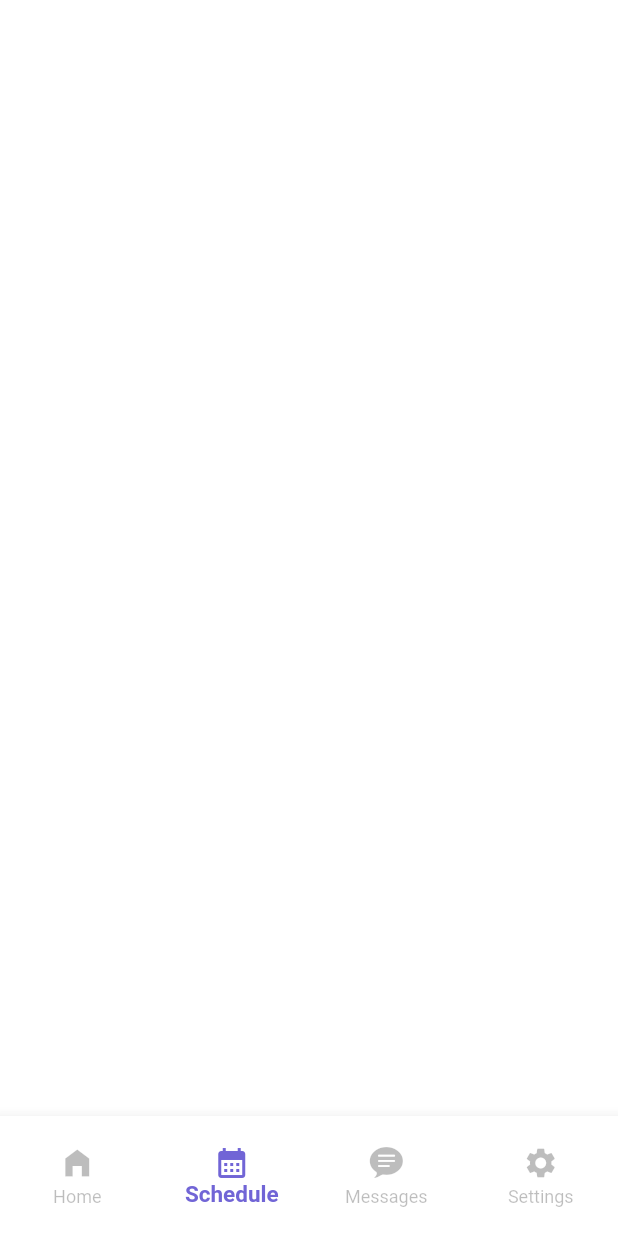
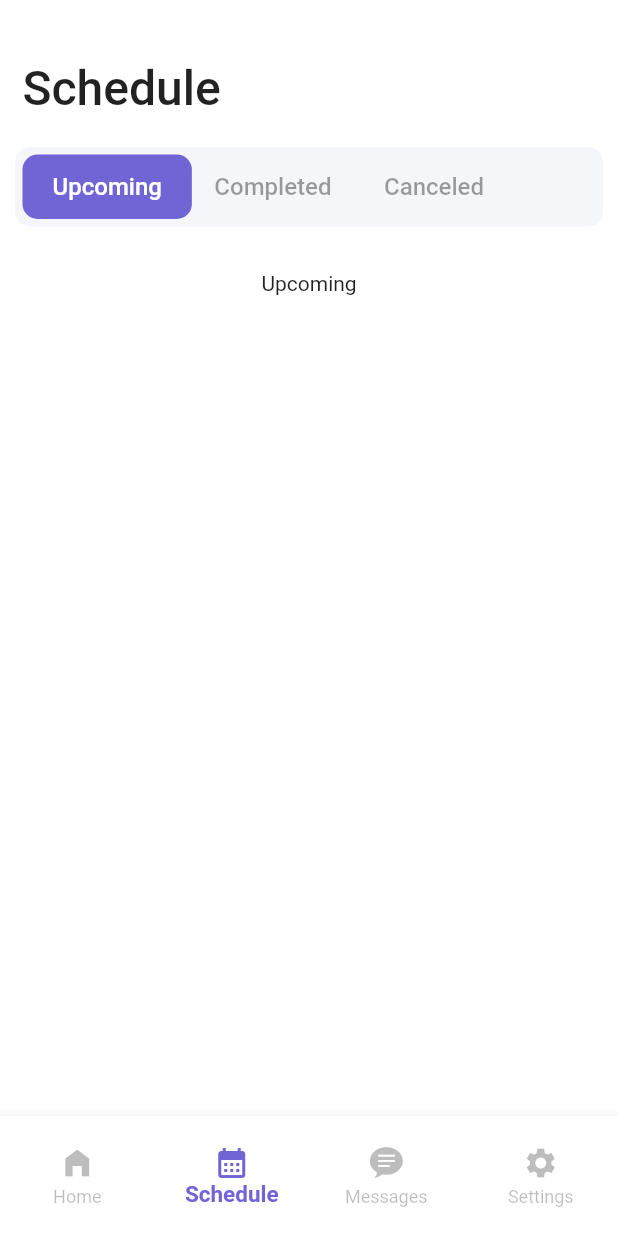
Before and after one commit to Mohamed-Oulkadi/mydoc_front, a Flutter app: the NavBarRoots screen opened directly, item 2 of the bottom bar chosen, on a phone screen of 412 x 824 dp. Run offline on Flutter 3.47's test engine with Material 2 defaults, Android fonts, the phone set to English and light mode, and no system bars; missing offline and left inert: custom_clippers.

Commit message:
added messages and schedule

```diff
--- /dev/null
+++ b/lib/screens/schedule_screeen.dart
@@ -0,0 +1,125 @@
+import 'package:flutter/material.dart';
+
+class ScheduleScreen extends StatefulWidget {
+  const ScheduleScreen({super.key});
+  @override
+  State<ScheduleScreen> createState() => _ScheduleScreenState();
+}
+
+class _ScheduleScreenState extends State<ScheduleScreen> {
+  int _buttonIndex = 0;
+
+  final _scheduleWidgets = [
+    //UpComingSchedule(),
+    Center(child: Text("Upcoming")),
+    Center(child: Text("Completed")),
+    Center(child: Text("Canceled")),
+  ];
+  @override
+  Widget build(BuildContext context) {
+    return SingleChildScrollView(
+      child: Padding(
+        padding: EdgeInsets.only(top: 40),
+        child: Column(
+          crossAxisAlignment: CrossAxisAlignment.start,
+          children: [
+            Padding(
+              padding: EdgeInsets.symmetric(horizontal: 15),
+              child: Text(
+                "Schedule",
+                style: TextStyle(
+                  fontSize: 32,
+                  fontWeight: FontWeight.w500,
+                ),
+              ),
+            ),
+            SizedBox(height: 20),
+            Container(
+              padding: EdgeInsets.all(5),
+              margin: EdgeInsets.symmetric(horizontal: 10),
+              decoration: BoxDecoration(
+                color: Color(0xFFF4F6FA),
+                borderRadius: BorderRadius.circular(10),
+              ),
+              child: Row(
+                children: [
+                  InkWell(
+                    onTap: () {
+                      setState(() {
+                        _buttonIndex = 0;
+                      });
+                    },
+                    child: Container(
+                      padding:
+                          EdgeInsets.symmetric(vertical: 12, horizontal: 20),
+                      decoration: BoxDecoration(
+                        color: _buttonIndex == 0?Color(0xFF7165D6):Colors.transparent,
+                        borderRadius: BorderRadius.circular(10),
+                      ),
+                      child: Text(
+                        "Upcoming",
+                        style: TextStyle(
+                          fontSize: 16,
+                          fontWeight: FontWeight.w500,
+                          color: _buttonIndex == 0? Colors.white:Colors.black38,
+                        ),
+                      ),
+                    ),
+                  ),
+                  InkWell(
+                    onTap: () {
+                      setState(() {
+                        _buttonIndex = 1;
+                      });
+                    },
+                    child: Container(
+                      padding:
+                          EdgeInsets.symmetric(vertical: 12, horizontal: 15),
+                      decoration: BoxDecoration(
+                        color: _buttonIndex == 1?Color(0xFF7165D6):Colors.transparent,
+                        borderRadius: BorderRadius.circular(10),
+                      ),
+                      child: Text(
+                        "Completed",
+                        style: TextStyle(
+                          fontSize: 16,
+                          fontWeight: FontWeight.w500,
+                          color: _buttonIndex == 1? Colors.white:Colors.black38,
+                        ),
+                      ),
+                    ),
+                  ),
+                  InkWell(
+                    onTap: () {
+                      setState(() {
+                        _buttonIndex = 2;
+                      });
+                    },
+                    child: Container(
+                      padding:
+                          EdgeInsets.symmetric(vertical: 12, horizontal: 20),
+                      decoration: BoxDecoration(
+                        color: _buttonIndex == 2?Color(0xFF7165D6):Colors.transparent,
+                        borderRadius: BorderRadius.circular(10),
+                      ),
+                      child: Text(
+                        "Canceled",
+                        style: TextStyle(
+                          fontSize: 16,
+                          fontWeight: FontWeight.w500,
+                          color: _buttonIndex == 2? Colors.white:Colors.black38,
+                        ),
+                      ),
+                    ),
+                  )
+                ],
+              ),
+            ),
+            SizedBox(height: 30),
+            _scheduleWidgets[_buttonIndex],
+          ],
+        ),
+      ),
+    );
+  }
+}
--- a/lib/widgets/navbar_roots.dart
+++ b/lib/widgets/navbar_roots.dart
@@ -2,6 +2,8 @@ import 'package:flutter/cupertino.dart';
 import 'package:flutter/material.dart';
 import 'package:mydoc/screens/home_screen.dart';
 
+import '../screens/messages_screen.dart';
+import '../screens/schedule_screeen.dart';
 import '../screens/settings_screen.dart';
 
 class NavBarRoots extends StatefulWidget {
@@ -13,8 +15,8 @@ class _NavBarRootsState extends State<NavBarRoots> {
   int _selectedIndex = 0;
   final _screens = [
     HomeScreen(),
-    Container(),
-    Container(),
+    ScheduleScreen(),
+    MessagesScreen(),
     SettingScreen(),
   ];
 
--- a/pubspec.yaml
+++ b/pubspec.yaml
@@ -35,6 +35,7 @@ dependencies:
   # The following adds the Cupertino Icons font to your application.
   # Use with the CupertinoIcons class for iOS style icons.
   cupertino_icons: ^1.0.2
+  custom_clippers: ^2.0.0
 
 dev_dependencies:
   flutter_test:
```
Also changed, not shown: lib/screens/chat_sample.dart (added, +53 -0 lines), lib/screens/chat_screen.dart (added, +105 -0 lines), lib/screens/messages_screen.dart (added, +194 -0 lines), lib/screens/upcoming_schedule_screen.dart (added, +165 -0 lines), pubspec.lock.
